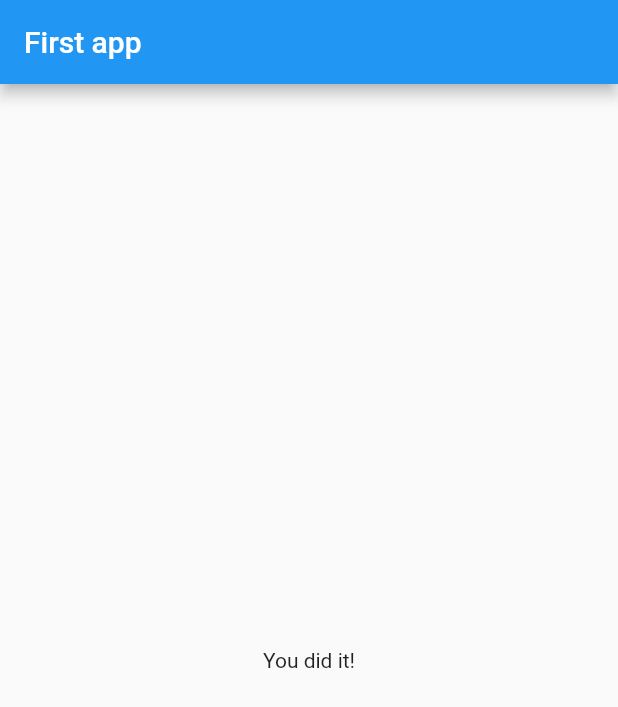
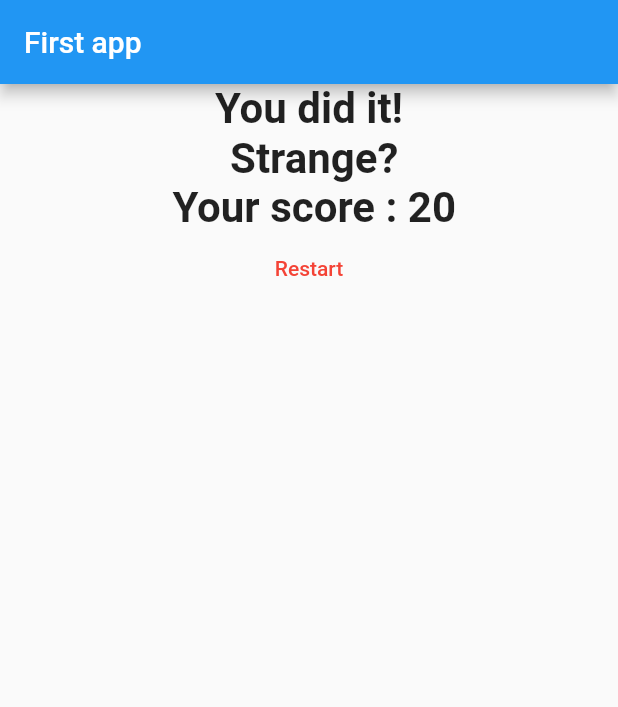
Before and after one commit to ebinjoy999/Learning_Flutter, a Flutter app: the screen it shows after launch, after a tap on "Black", after a tap on "Cow", after a tap on "Alexa", on a phone screen of 412 x 824 dp. Shown: the top 707 px of the screen. Run offline on Flutter 3.47's test engine with Material 2 defaults, Android fonts, the phone set to English and light mode, and no system bars.

Commit message:
reset button for app

```diff
--- a/lib/answer.dart
+++ b/lib/answer.dart
@@ -4,9 +4,9 @@ import 'package:flutter/material.dart';
 class Answer extends StatelessWidget {
 
   final Function selectHandler;
-  final String answerText;
+  final Map<String, Object> answer;
 
-  Answer(this.selectHandler, this.answerText);
+  Answer(this.selectHandler, this.answer);
 
   @override
   Widget build(BuildContext context) {
@@ -15,7 +15,7 @@ class Answer extends StatelessWidget {
       child: RaisedButton(
         color: Colors.blue,
         textColor: Colors.white,
-        child: Text(answerText),
+        child: Text(answer['text']),
         onPressed: selectHandler,
       ),
     );
--- a/lib/main.dart
+++ b/lib/main.dart
@@ -1,4 +1,5 @@
 import 'package:first_app/quiz.dart';
+import 'package:first_app/results.dart';
 import 'package:flutter/material.dart';
 
 void main() => runApp(MyApp());
@@ -6,7 +7,7 @@ void main() => runApp(MyApp());
 class MyApp extends StatefulWidget {
   @override
   State<StatefulWidget> createState() {
-    // TODO: implement createState
+    // TODO: implement creatextate
     return _MyAppState();
   }
 }
@@ -15,18 +16,35 @@ class _MyAppState extends State<MyApp> {
   final _questions = const [
     {
       'questionText': 'What\'s your favorite colour?',
-      'answers': ['Black', 'Red', 'Green', 'Yellow']
+      'answers': [
+        {'text': 'Black', 'score' : 10},
+        {'text': 'Red', 'score' : 6},
+        {'text': 'Green', 'score' : 3},
+        {'text': 'Yellow', 'score' : 2}
+      ]
     },
     {
       'questionText': 'What\'s your favorite animal?',
-      'answers': ['Elephant', 'Cow', 'Crow', 'Lion']
+      'answers': [
+          {'text': 'Elephant', 'score' : 7},
+          {'text': 'Cow', 'score' : 5},
+          {'text': 'Crow', 'score' : 10},
+          {'text': 'Lion', 'score' : 2}
+        ]
     },
     {
       'questionText': 'Who is your favorite instructor?',
-      'answers': ['Bob', 'Alice', 'Alexa', 'Robert']
+      'answers': [
+        {'text': 'Bob', 'score' : 3},
+        {'text': 'Alice', 'score' : 10},
+        {'text': 'Alexa', 'score' : 5},
+        {'text': 'Robert', 'score' : 8}
+      ]
     }
   ];
+
   var questionIndex = 0;
+  var _tot_score = 0;
 
   @override
   Widget build(BuildContext context) {
@@ -35,10 +53,19 @@ class _MyAppState extends State<MyApp> {
         home: Scaffold(
             appBar: AppBar(title: Text("First app")),
             body: (_questions.length < questionIndex + 1)
-                ? Center(child: Text("You did it!"))
+                ? Results(_tot_score, _reset)
                 : Quiz(questions: _questions, answerQuestion: _answerQuestion, questionIndex: questionIndex)));
   }
-  void _answerQuestion() {
+
+  void _reset(){
+    setState(() {
+      questionIndex = 0;
+      _tot_score = 0;
+    });
+  }
+
+  void _answerQuestion(int score) {
+    _tot_score += score;
     setState(() {
       questionIndex += 1;
     });
--- a/lib/quiz.dart
+++ b/lib/quiz.dart
@@ -8,7 +8,7 @@ class Quiz extends StatelessWidget {
   final Function answerQuestion;
   final int questionIndex;
 
-  Quiz({@required this.questions,
+  Quiz( {@required this.questions,
     @required this.answerQuestion,
     @required this.questionIndex});
 
@@ -17,9 +17,9 @@ class Quiz extends StatelessWidget {
     return Column(
       children: <Widget>[
         Question(questions[questionIndex]['questionText']),
-        ...(questions[questionIndex]['answers'] as List<String>)
+        ...(questions[questionIndex]['answers'] as List<Map<String, Object>>)
             .map((answer) {
-          return Answer(answerQuestion, answer);
+          return Answer(() => answerQuestion(answer['score']) , answer);
         }).toList()
       ],
     );
--- a/lib/results.dart
+++ b/lib/results.dart
@@ -0,0 +1,37 @@
+import 'package:flutter/cupertino.dart';
+import 'package:flutter/material.dart';
+
+class Results extends StatelessWidget {
+  final int tot_score;
+  final Function reset;
+
+  Results(this.tot_score, this.reset);
+
+  String get phrase {
+    //normal property value cal dynamic
+    if (tot_score < 10)
+      return 'You are Innocent';
+    else if (tot_score < 18)
+      return 'You are pretty likeable';
+    else if (tot_score < 22) return 'Strange?';
+    return 'So bad';
+  }
+
+  @override
+  Widget build(BuildContext context) {
+    return Column(
+      children: <Widget>[
+        Center(
+            child: Text("You did it! \n $phrase \n Your score : $tot_score",
+                style: TextStyle(fontSize: 28, fontWeight: FontWeight.bold),
+                textAlign: TextAlign.center)),
+        Center(
+            child: FlatButton(
+            child: Text('Restart'),
+              textColor: Colors.red,
+             onPressed: reset,
+        ))
+      ],
+    );
+  }
+}
```
